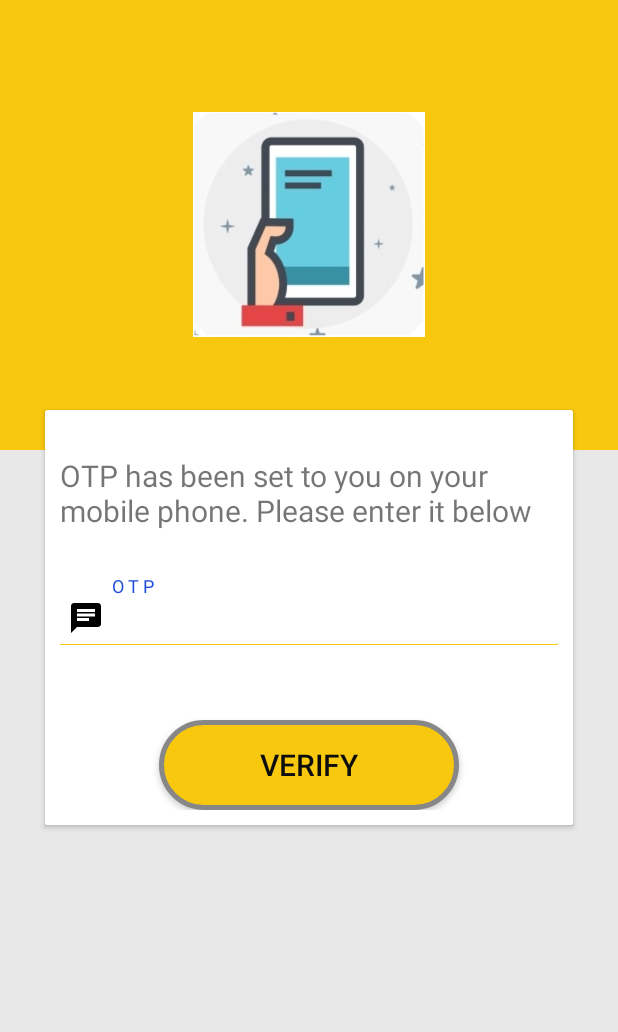
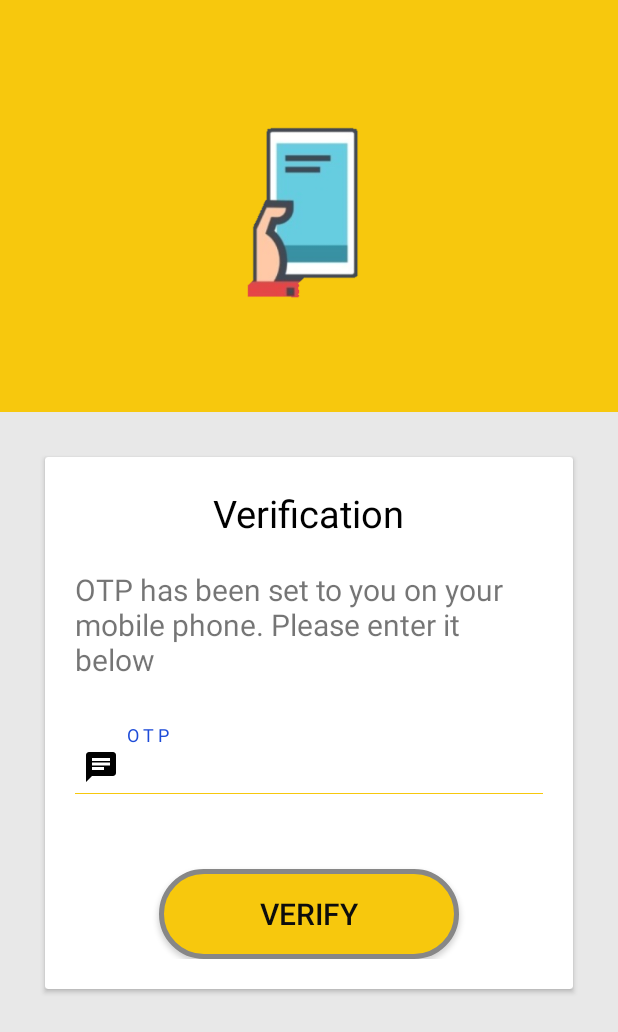
Before and after one commit to aaqadir/SmartLabour02, an Android app: the PverifyActivity screen opened directly, with no data from a screen before it, on a phone screen of 412 x 824 dp. Shown: the top 1032 px of the screen. Run offline under Robolectric (Android 15) with nearby library versions, the phone set to English and light mode, and no system bars; plain views replace OptRoundCardView.

Commit message:
pverify activity updated

```diff
--- a/app/src/main/res/layout/activity_pverify.xml
+++ b/app/src/main/res/layout/activity_pverify.xml
@@ -1,5 +1,5 @@
 <?xml version="1.0" encoding="utf-8"?>
-<RelativeLayout
+<LinearLayout
     xmlns:android="http://schemas.android.com/apk/res/android"
     xmlns:app="http://schemas.android.com/apk/res-auto"
     xmlns:tools="http://schemas.android.com/tools"
@@ -9,25 +9,30 @@
     tools:context=".PverifyActivity"
     android:background="#e8e8e8"  >
 
-    <RelativeLayout
+    <LinearLayout
         android:id="@+id/upperLayout"
         android:layout_width="match_parent"
-        android:layout_height="300dp"
+        android:layout_height="0dp"
+        android:layout_weight="1"
         android:background="@color/colorPrimary"
+        android:gravity="center"
         android:orientation="vertical">
 
         <ImageView
             android:id="@+id/imageView3"
-            android:layout_width="200dp"
-            android:layout_height="150dp"
-            android:layout_centerInParent="true"
-            android:src="@drawable/mobile"/>
+            android:layout_width="150dp"
+            android:layout_height="140dp"
+            android:background="@drawable/mobile" />
 
-    </RelativeLayout>
-    <RelativeLayout
-        android:layout_width="wrap_content"
-        android:layout_height="wrap_content"
-        android:layout_centerInParent="true">
+    </LinearLayout>
+    <LinearLayout
+        android:layout_width="match_parent"
+        android:layout_height="0dp"
+        android:layout_weight="2">
+        <ScrollView xmlns:android="http://schemas.android.com/apk/res/android"
+            android:layout_width="match_parent"
+            android:layout_height="match_parent">
+
         <com.github.captain_miao.optroundcardview.OptRoundCardView
             android:layout_width="match_parent"
             android:layout_height="wrap_content"
@@ -36,16 +41,21 @@
             app:optRoundCardElevation="1dp"
             app:optRoundCardCornerRadius="10dp">
 
-            <ScrollView xmlns:android="http://schemas.android.com/apk/res/android"
-                android:layout_width="fill_parent"
-                android:layout_height="fill_parent">
+
             <LinearLayout
                 android:layout_width="match_parent"
                 android:layout_height="wrap_content"
                 android:orientation="vertical"
-                android:padding="10dp"
+                android:layout_margin="20dp"
                 android:background="#ffffff" >
-
+                <TextView
+                    android:layout_width="wrap_content"
+                    android:layout_height="wrap_content"
+                    android:layout_gravity="center"
+                    android:text="Verification"
+                    android:textSize="25sp"
+                    android:textColor="@color/black"
+                    />
                 <TextView
                     android:layout_width="wrap_content"
                     android:layout_height="wrap_content"
@@ -93,9 +103,9 @@
                     android:layout_marginTop="50dp" />
 
             </LinearLayout>
-            </ScrollView>
-
 
         </com.github.captain_miao.optroundcardview.OptRoundCardView>
-    </RelativeLayout>
-</RelativeLayout>
+        </ScrollView>
+
+    </LinearLayout>
+</LinearLayout>
```
Also changed, not shown: app/src/main/res/layout/activity_help.xml (+32 -0 lines), app/src/main/res/drawable/mobile.png, app/src/main/res/drawable/otp3.png.
